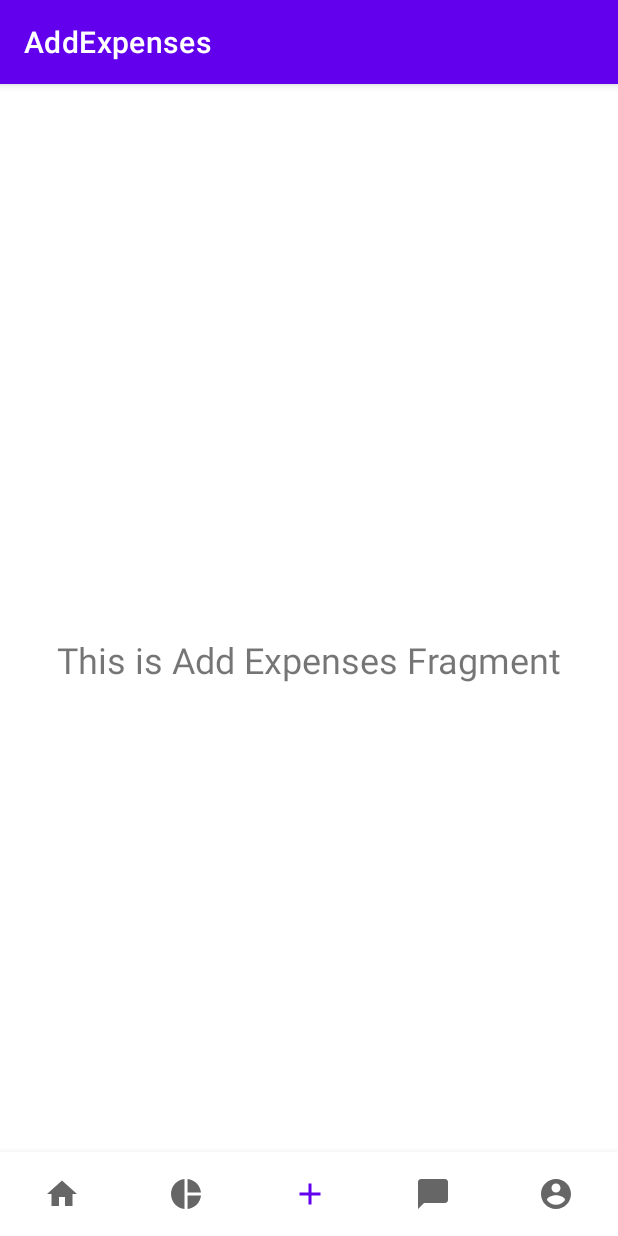
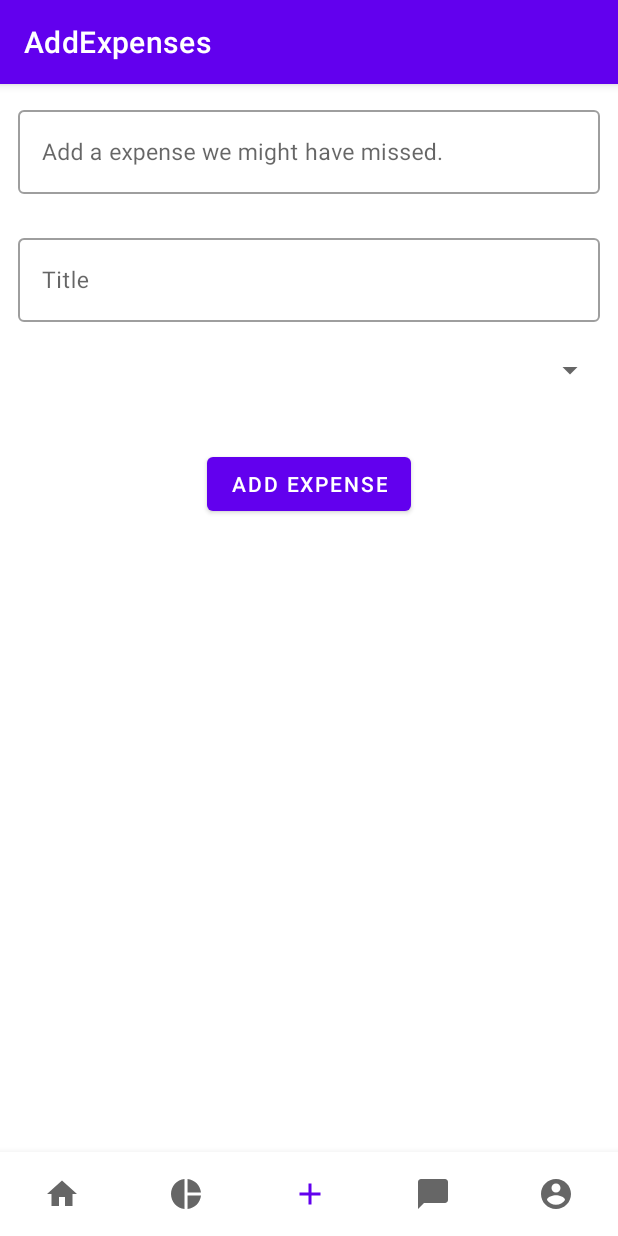
Before and after one commit to nikeight/expense_tracker_app, an Android app: the AddExpensesFragment screen opened through its navigation route, on a phone screen of 412 x 824 dp. Run offline under Robolectric (Android 15) with nearby library versions, the phone set to English and light mode, and no system bars; our stand-ins replace navigation-ui.

Commit message:
add_expense_layout updated

```diff
--- a/app/src/main/res/layout/fragment_add_expenses.xml
+++ b/app/src/main/res/layout/fragment_add_expenses.xml
@@ -1,14 +1,64 @@
 <?xml version="1.0" encoding="utf-8"?>
 <RelativeLayout xmlns:android="http://schemas.android.com/apk/res/android"
     android:layout_width="match_parent"
-    android:layout_height="match_parent">
+    android:layout_height="match_parent"
+    xmlns:app="http://schemas.android.com/apk/res-auto">
 
-    <TextView
+    <com.google.android.material.textfield.TextInputLayout
+        android:id="@+id/expense_til"
+        android:layout_width="match_parent"
+        android:layout_height="wrap_content"
+        android:hint="Add a expense we might have missed."
+        app:hintTextColor="@color/background_blue"
+        android:padding="4dp"
+        android:layout_margin="8dp"
+        style="@style/Widget.MaterialComponents.TextInputLayout.OutlinedBox">
+
+        <EditText
+            android:id="@+id/et_expense_amount"
+            android:layout_width="match_parent"
+            android:layout_height="wrap_content"
+            android:inputType="numberDecimal"
+            android:textColor="@color/black"
+            android:textSize="15sp" />
+
+    </com.google.android.material.textfield.TextInputLayout>
+
+    <com.google.android.material.textfield.TextInputLayout
+        android:id="@+id/title_til"
+        android:layout_width="match_parent"
+        android:layout_height="wrap_content"
+        android:layout_below="@+id/expense_til"
+        android:hint="Title"
+        app:hintTextColor="@color/background_blue"
+        android:padding="4dp"
+        android:layout_margin="8dp"
+        style="@style/Widget.MaterialComponents.TextInputLayout.OutlinedBox">
+
+        <EditText
+            android:id="@+id/et_title"
+            android:layout_width="match_parent"
+            android:layout_height="wrap_content"
+            android:inputType="text"
+            android:textColor="@color/black"
+            android:textSize="15sp" />
+
+    </com.google.android.material.textfield.TextInputLayout>
+
+   <Spinner
+       android:id="@+id/category_spinner"
+       android:layout_width="match_parent"
+       android:layout_height="wrap_content"
+       android:layout_below="@+id/title_til"
+       android:layout_margin="8dp"/>
+
+    <Button
+        android:id="@+id/add_expense_btn"
         android:layout_width="wrap_content"
         android:layout_height="wrap_content"
+        android:layout_below="@id/category_spinner"
         android:layout_centerHorizontal="true"
-        android:layout_centerVertical="true"
-        android:text="This is Add Expenses Fragment"
-        android:textSize="24sp"/>
+        android:text="Add Expense"
+        android:layout_marginTop="32dp"/>
 
 </RelativeLayout>
--- a/app/src/main/res/layout/fragment_expense_track.xml
+++ b/app/src/main/res/layout/fragment_expense_track.xml
@@ -3,12 +3,20 @@
     android:layout_width="match_parent"
     android:layout_height="match_parent">
 
-    <TextView
-        android:layout_width="wrap_content"
+    <LinearLayout
+        android:layout_width="match_parent"
         android:layout_height="wrap_content"
-        android:layout_centerHorizontal="true"
-        android:layout_centerVertical="true"
-        android:text="This is Expense Tracker Fragment"
-        android:textSize="24sp"/>
+        android:orientation="horizontal">
+
+        <androidx.cardview.widget.CardView
+            android:layout_width="wrap_content"
+            android:layout_height="wrap_content"
+            android:layout_weight="1">
+
+
+
+        </androidx.cardview.widget.CardView>
+
+    </LinearLayout>
 
 </RelativeLayout>
```
